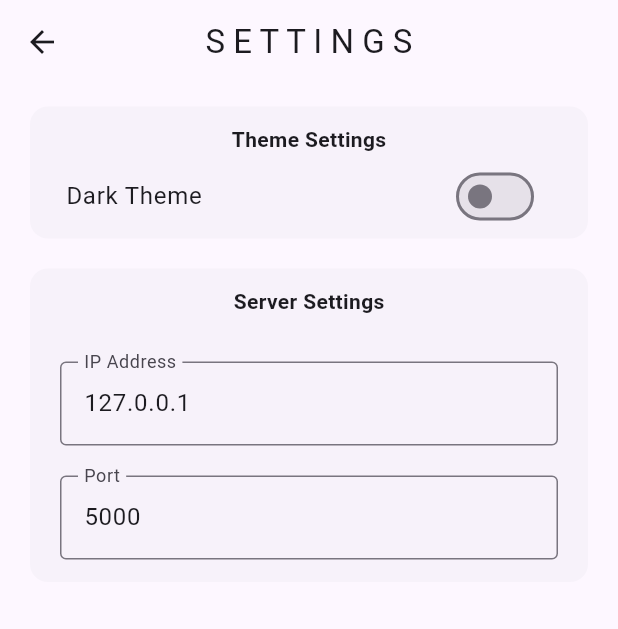
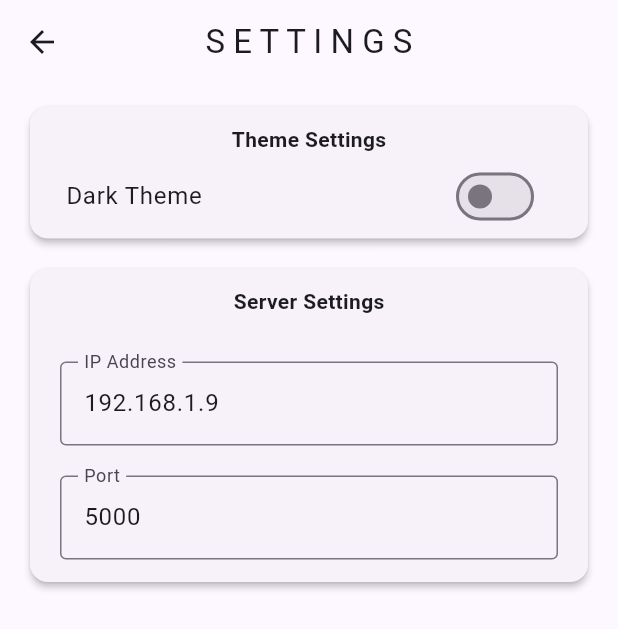
Before and after one commit to Qaisar-Mateen/flutter_travel_recommender, a Flutter app: the Settings screen opened directly, on a phone screen of 412 x 824 dp. Shown: the top 629 px of the screen. Run offline on Flutter 3.47's test engine with Material 3 defaults, Android fonts, the phone set to English and light mode, and no system bars.

Commit message:
chore: Update settings page with new IP address and card elevation

```diff
--- a/lib/pages/settings.dart
+++ b/lib/pages/settings.dart
@@ -3,7 +3,7 @@ import 'package:flutter/material.dart';
 // ignore: must_be_immutable
 class Settings extends StatelessWidget {
 
-  TextEditingController ipAddress = TextEditingController(text: "127.0.0.1");
+  TextEditingController ipAddress = TextEditingController(text: "192.168.1.9");
   TextEditingController port = TextEditingController(text: "5000");
 
   Settings({super.key});
@@ -15,7 +15,7 @@ class Settings extends StatelessWidget {
       body: Column(
         children: [
           Card(
-            elevation: 0,
+            elevation: 2,
             margin: const EdgeInsets.fromLTRB(20, 15, 20, 10),
             child: Padding(
               padding: const EdgeInsets.only(top:12, left: 8, right: 8),
@@ -33,7 +33,7 @@ class Settings extends StatelessWidget {
           ),
 
           Card(
-            elevation: 0,
+            elevation: 2,
             margin: const EdgeInsets.fromLTRB(20, 10, 20, 10),
             child: Padding(
               padding: const EdgeInsets.only(top:12, left: 20, right: 20, bottom: 15),
```
Also changed, not shown: lib/pages/login.dart (+70 -22 lines).
